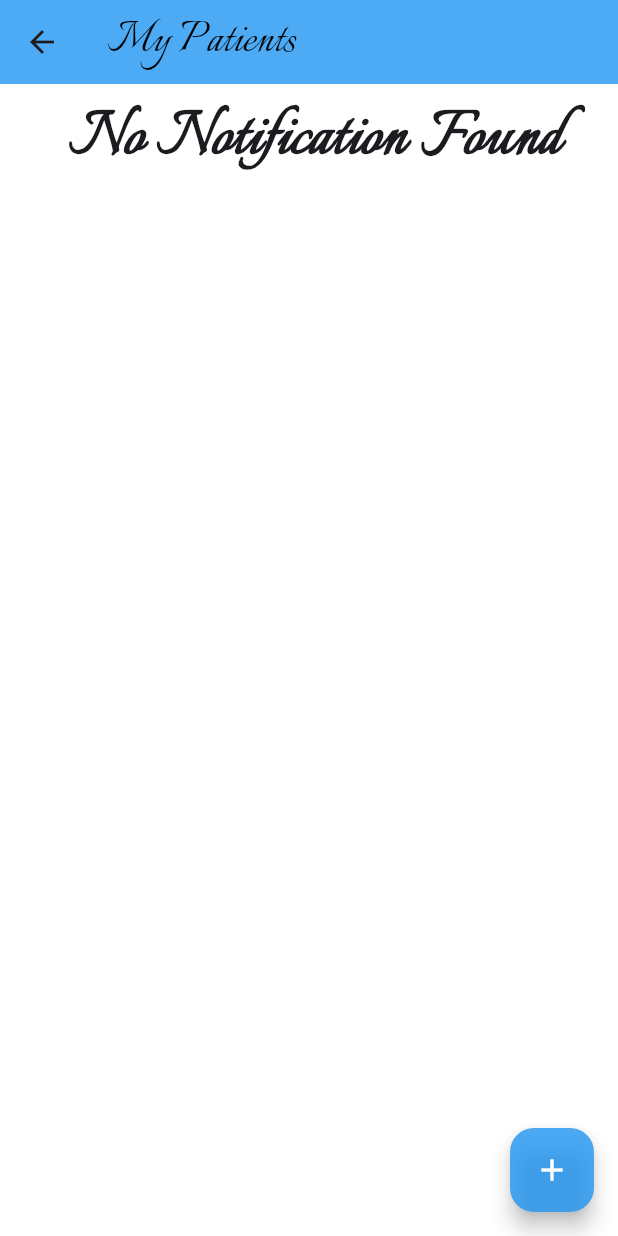
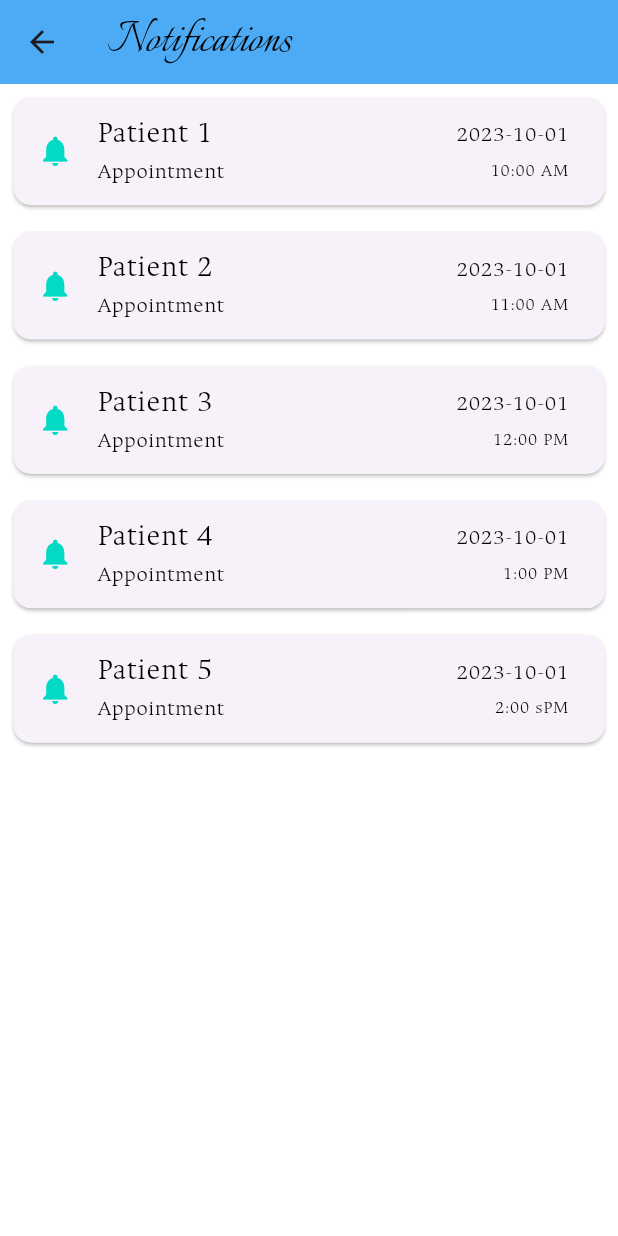
Before and after one commit to abdearrahmane-z/myPatientsApp, a Flutter app: the screen it shows after launch, after a tap on the "notifications" icon, on a phone screen of 412 x 824 dp. Run offline on Flutter 3.47's test engine with Material 3 defaults, Android fonts, the light colour scheme and no system bars; our stand-ins replace flutter_screenutil, get.

Commit message:
create notify_page, add ancizar font

```diff
--- a/lib/controller/notification_controller.dart
+++ b/lib/controller/notification_controller.dart
@@ -1,19 +1,19 @@
-import 'package:get/get_state_manager/src/simple/get_controllers.dart';
+import 'package:get/get.dart';
+import 'package:my_patients/view/detailPage/detail_page.dart';
 
 class NotificationController  extends GetxController {
 
-  // List<String> notification = [
-  //   "Patient 1: Appointment at 10:00 AM",
-  //   "Patient 2: Appointment at 11:00 AM",
-  //   "Patient 3: Appointment at 12:00 PM",
-  //   "Patient 4: Appointment at 1:00 PM",
-  //   "Patient 5: Appointment at 2:00 PM",
-  // ];
+  Map<String, Map<String, String>> notification = {
+    "PatientID1": {"patient":"Patient 1","title": "Appointment ", "time": "10:00 AM", "date": "2023-10-01"},
+    "PatientID2": {"patient":"Patient 2","title": "Appointment ", "time": "11:00 AM", "date": "2023-10-01"},
+    "PatientID3": {"patient":"Patient 3","title": "Appointment ", "time": "12:00 PM", "date": "2023-10-01"},
+    "PatientID4": {"patient":"Patient 4","title": "Appointment ", "time": "1:00 PM", "date": "2023-10-01"},
+    "PatientID5": {"patient":"Patient 5","title": "Appointment ", "time": "2:00 sPM", "date": "2023-10-01"},
+  };
 
-  List<String> notification = [];
+  void onNotificationTap(String patientID) {
+    Get.to(DetailPage(id: patientID));
+  }
 
-
-
-
-
+  // List<String> notification = [];
 }
--- /dev/null
+++ b/lib/core/constants/colors.dart
@@ -0,0 +1,8 @@
+import 'package:flutter/material.dart';
+
+class AppColors {
+  static const Color appBarColor = Colors.blue;
+  static const Color secondaryColor = Color(0xFF03DAC6);
+  static const Color backgroundColor = Colors.white;
+  static const Color errorColor = Color(0xFFB00020);
+}
--- a/lib/core/constants/text_styles.dart
+++ b/lib/core/constants/text_styles.dart
@@ -9,6 +9,24 @@ class AppTextStyles {
         color: Colors.black,
         fontWeight: FontWeight.w300
       );
+  static TextStyle notificationTitle = TextStyle(
+        fontFamily: 'Ancizar',
+        fontSize: 20,
+        color: Colors.black,
+        fontWeight: FontWeight.w300
+      );
+  static TextStyle notificationSubtitle = TextStyle(
+        fontFamily: 'Ancizar',
+        fontSize: 15,
+        color: Colors.black,
+        fontWeight: FontWeight.w300
+      );
+  static TextStyle notificationTime = TextStyle(
+        fontFamily: 'Ancizar',
+        fontSize: 12,
+        color: Colors.black,
+        fontWeight: FontWeight.w300
+      );
 
 
 
--- a/lib/view/detailPage/detail_page.dart
+++ b/lib/view/detailPage/detail_page.dart
@@ -1,8 +1,8 @@
 import 'package:flutter/material.dart';
 
 class DetailPage extends StatelessWidget {
-  const DetailPage({super.key, required this.data});
-  final Map<String, dynamic>? data;
+  const DetailPage({super.key, required this.id});
+  final String? id;
 
   @override
   Widget build(BuildContext context) {
@@ -12,7 +12,7 @@ class DetailPage extends StatelessWidget {
       ),
       body: Center(
         child: Text(
-          'Patient Name: ${data?['name'] ?? 'Unknown'}',
+          'Patient ID: ${id ?? 'Unknown'}',
           style: TextStyle(fontSize: 24),
         ),
       ),
--- a/lib/view/home/widgets/custom_appBar.dart
+++ b/lib/view/home/widgets/custom_appBar.dart
@@ -8,7 +8,7 @@ class CustomAppbar extends StatelessWidget implements PreferredSizeWidget {
   @override
   Widget build(BuildContext context) {
     return AppBar(
-      backgroundColor: Colors.white,
+      backgroundColor: Colors.blue.withOpacity(0.8),
       title: Text(
         "My Patients",
         style: AppTextStyles.appBarText,
--- a/lib/view/home/widgets/itemForm.dart
+++ b/lib/view/home/widgets/itemForm.dart
@@ -17,7 +17,7 @@ class ItemForm extends StatelessWidget {
       onTap: () {
         Get.to(
           () => DetailPage(
-            data: data,
+            id: id,
           ),
           transition: Transition.rightToLeft,
           duration: const Duration(milliseconds: 500),
--- a/lib/view/notifyPage/notify_Page.dart
+++ b/lib/view/notifyPage/notify_Page.dart
@@ -1,4 +1,7 @@
 import 'package:flutter/material.dart';
+import 'package:flutter_screenutil/flutter_screenutil.dart';
+import 'package:my_patients/controller/notification_controller.dart';
+import 'package:my_patients/core/constants/colors.dart';
 import 'package:my_patients/core/constants/text_styles.dart';
 
 class NotifyPage extends StatelessWidget {
@@ -6,48 +9,46 @@ class NotifyPage extends StatelessWidget {
 
   @override
   Widget build(BuildContext context) {
+    NotificationController notificationController = NotificationController();
     return SafeArea(
       child: Scaffold(
         appBar: AppBar(
-          title: Text('My Patients', style: AppTextStyles.appBarText),
-          backgroundColor: Colors.blue.withOpacity(0.8),
+          title: Text('Notifications', style: AppTextStyles.appBarText),
+          backgroundColor: AppColors.appBarColor.withOpacity(0.8),
         ),
-        backgroundColor: Colors.white,
-        body: SingleChildScrollView(
-          child: Center(
-            child: Column(
-              children:
-                  // controller.notification.isNotEmpty
-                  //     ? [...controller.notification]
-                  //     :
-                  [
-                        Align(
-                          alignment: Alignment.center,
-                          child: Text(
-                            " No Notification Found",
-                            style: TextStyle(
-                              fontSize: 50,
-                              fontWeight: FontWeight.bold,
-                              fontFamily: 'Italianno',
-                            ),
-                          ),
-                        ),
-                        SizedBox(
-                          height: MediaQuery.of(context).size.height * 0.05,
-                        ),
-                        // LoginForm(), // Uncomment this line to include the login form
-                      ],
-            ),
-          ),
-        ),
+        backgroundColor: AppColors.backgroundColor,
+        body: ListView.builder(
+          itemCount: notificationController.notification.length,
+          itemBuilder: (context, index) {
+            String patientID = notificationController.notification.keys.elementAt(index);
+            Map<String, String> details = notificationController.notification[patientID]!;
+            return GestureDetector(
+              onTap: () => notificationController.onNotificationTap(patientID),
+              child: Card(
+                margin: EdgeInsets.all(8.w),
+                child: ListTile(
+                      leading: Icon(Icons.notifications, color: AppColors.secondaryColor),
+                      title: Text(details["patient"] ?? '', style: AppTextStyles.notificationTitle),
+                      subtitle: Column(
+                        crossAxisAlignment: CrossAxisAlignment.start,
+                        children: [
+              Text('${details["title"] ?? ''}', style: AppTextStyles.notificationSubtitle),
 
-        floatingActionButton: FloatingActionButton(
-          backgroundColor: Colors.blue.withOpacity(0.8),
-          foregroundColor: Colors.white,
-          onPressed: () {
-            // Add your action here
+                        ],
+                      ),
+                      trailing: Column(
+                mainAxisAlignment: MainAxisAlignment.center,
+                crossAxisAlignment: CrossAxisAlignment.end,
+                children: [
+                  Text('${details["date"] ?? ''}', style: AppTextStyles.notificationSubtitle),
+                  SizedBox(height: 4.h),
+                  Text('${details["time"] ?? ''}', style: AppTextStyles.notificationTime),
+                ],
+              ),
+                    ),
+              ),
+            );
           },
-          child: Icon(Icons.add),
         ),
       ),
     );
--- a/pubspec.yaml
+++ b/pubspec.yaml
@@ -79,6 +79,9 @@ flutter:
     - family: Italianno
       fonts:
         - asset: assets/fonts/Italianno/Italianno-Regular.ttf
+    - family: Ancizar
+      fonts:
+        - asset: assets/fonts/Ancizar/Ancizar.ttf
   #       - asset: fonts/Italianno-Italic.ttf
   #         style: italic
   #   - family: Trajan Pro
```
Also changed, not shown: assets/fonts/Ancizar/Ancizar.ttf (added).
